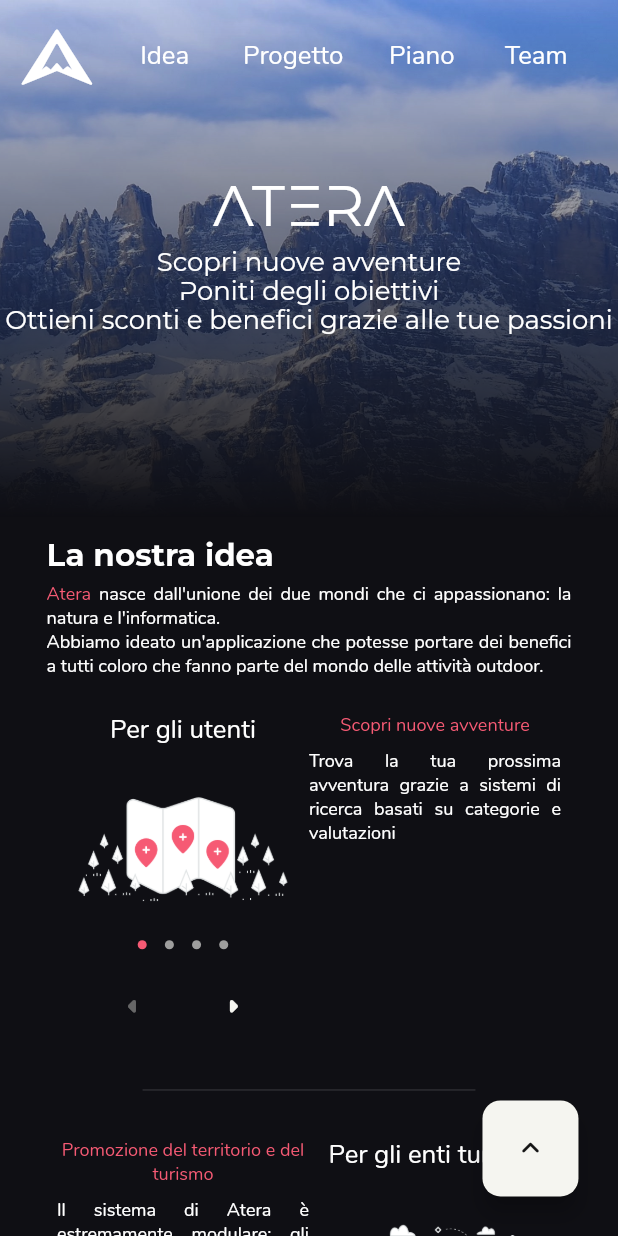
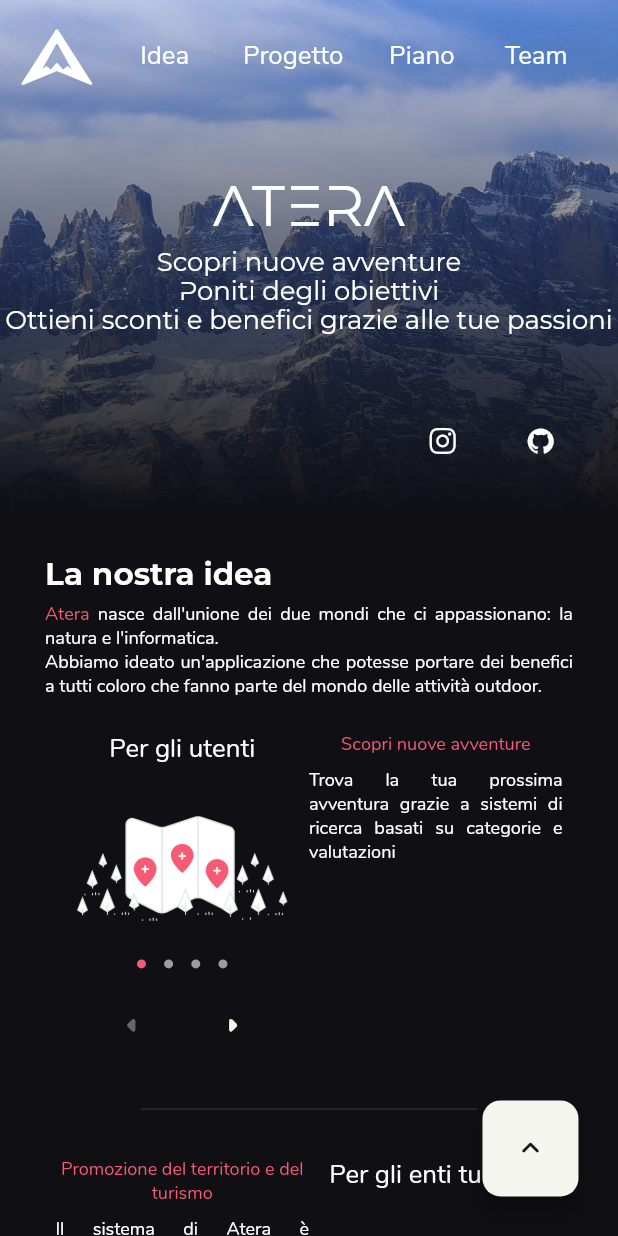
Before and after one commit to Ateraworld/atera_website, a Flutter app: the screen it shows after launch, on a phone screen of 412 x 824 dp. Run offline on Flutter 3.47's test engine with Material 2 defaults, Android fonts, the phone set to English and light mode, and no system bars; drawn by our look-alikes of carousel_slider, smooth_page_indicator; our stand-ins replace equatable, lottie, video_player; missing offline and left inert: dart:html; project files that could hold a hidden picture were left out.

Commit message:
Social links

```diff
--- a/lib/src/home.dart
+++ b/lib/src/home.dart
@@ -1,3 +1,5 @@
+import "dart:html";
+
 import "package:atera_website/src/common/layout.dart";
 import "package:atera_website/src/icons/atera_icons.dart";
 import "package:atera_website/src/widgets/info_carousel.dart";
@@ -5,8 +7,10 @@ import "package:atera_website/src/widgets/member_avatar.dart";
 import "package:atera_website/src/widgets/responsive.dart";
 import "package:atera_website/src/widgets/responsive_text.dart";
 import "package:atera_website/src/widgets/roadmap.dart";
+import "package:atera_website/src/widgets/scalable_icon_button.dart";
 import "package:atera_website/src/widgets/sectional_page.dart";
 import "package:flutter/material.dart";
+import "package:url_launcher/url_launcher.dart";
 import "package:video_player/video_player.dart";
 
 class HomePage extends StatefulWidget {
@@ -27,6 +31,7 @@ class _HomePageState extends State<HomePage> {
     await _controller.initialize();
     Future.delayed(const Duration(seconds: 4), () {
       _controller.setLooping(true);
+      _controller.setVolume(0);
       _controller.play();
     });
     setState(() => _initiated = true);
@@ -87,6 +92,32 @@ class _HomePageState extends State<HomePage> {
               ),
             ),
             titleStackAlignWidgets: [
+              Align(
+                alignment: Alignment.bottomRight,
+                child: Padding(
+                  padding: EdgeInsets.all(dimensionFromSizeFactor(context, 16)),
+                  child: Wrap(
+                    spacing: dimensionFromSizeFactor(context, 10),
+                    alignment: WrapAlignment.end,
+                    children: [
+                      ScalableIconButton(
+                        onPressed: () async {
+                          await launchUrl(Uri.parse("https://instagram.com/atera.world?igshid=ZDdkNTZiNTM="));
+                        },
+                        icon: AteraIcons.instagram,
+                        size: dimensionFromSizeFactor(context, 10),
+                      ),
+                      ScalableIconButton(
+                        onPressed: () async {
+                          await launchUrl(Uri.parse("https://github.com/Ateraverse"));
+                        },
+                        icon: AteraIcons.github,
+                        size: dimensionFromSizeFactor(context, 10),
+                      ),
+                    ],
+                  ),
+                ),
+              ),
               Align(
                 alignment: Alignment.center,
                 child: Column(
@@ -205,8 +236,6 @@ class _HomePageState extends State<HomePage> {
     return Container(
       color: Theme.of(context).colorScheme.background,
       width: screenSize.width,
-      child: Padding(
-        padding: EdgeInsets.all(dimensionFromSizeFactor(context, 10)),
       child: Column(
         crossAxisAlignment: CrossAxisAlignment.stretch,
         children: [
@@ -298,7 +327,6 @@ class _HomePageState extends State<HomePage> {
             )
         ],
       ),
-      ),
     );
   }
 
@@ -307,8 +335,6 @@ class _HomePageState extends State<HomePage> {
     return Container(
       color: Theme.of(context).colorScheme.background,
       width: screenSize.width,
-      child: Padding(
-        padding: EdgeInsets.all(dimensionFromSizeFactor(context, 10)),
       child: Column(
         crossAxisAlignment: CrossAxisAlignment.stretch,
         children: [
@@ -425,7 +451,6 @@ class _HomePageState extends State<HomePage> {
           ),
         ],
       ),
-      ),
     );
   }
 
@@ -434,8 +459,6 @@ class _HomePageState extends State<HomePage> {
     return Container(
       color: Theme.of(context).colorScheme.background,
       width: screenSize.width,
-      child: Padding(
-        padding: EdgeInsets.all(dimensionFromSizeFactor(context, 8)),
       child: Column(
         crossAxisAlignment: CrossAxisAlignment.stretch,
         children: [
@@ -545,7 +568,6 @@ class _HomePageState extends State<HomePage> {
           const Responsive(sizeFactor: 32)
         ],
       ),
-      ),
     );
   }
 
@@ -554,8 +576,6 @@ class _HomePageState extends State<HomePage> {
     return Container(
       color: Theme.of(context).colorScheme.background,
       width: screenSize.width,
-      child: Padding(
-        padding: EdgeInsets.all(dimensionFromSizeFactor(context, 10)),
       child: Column(
         crossAxisAlignment: CrossAxisAlignment.start,
         children: [
@@ -655,7 +675,6 @@ class _HomePageState extends State<HomePage> {
           ),
         ],
       ),
-      ),
     );
   }
 }
--- a/lib/src/icons/atera_icons.dart
+++ b/lib/src/icons/atera_icons.dart
@@ -7,4 +7,6 @@ class AteraIcons {
   static const String? _kFontPkg = null;
 
   static const IconData logo = IconData(0xe800, fontFamily: _kFontFam, fontPackage: _kFontPkg);
+  static const IconData github = IconData(0xe801, fontFamily: _kFontFam, fontPackage: _kFontPkg);
+  static const IconData instagram = IconData(0xe802, fontFamily: _kFontFam, fontPackage: _kFontPkg);
 }
--- a/lib/src/widgets/member_avatar.dart
+++ b/lib/src/widgets/member_avatar.dart
@@ -3,6 +3,7 @@ import "package:atera_website/src/widgets/fade_page_route.dart";
 import "package:atera_website/src/widgets/fullscreen_image.dart";
 import "package:atera_website/src/widgets/responsive.dart";
 import "package:atera_website/src/widgets/responsive_text.dart";
+import "package:atera_website/src/widgets/scalable.dart";
 import "package:atera_website/src/widgets/tappable.dart";
 import "package:flutter/material.dart";
 
@@ -33,7 +34,6 @@ class _MemberAvatarState extends State<MemberAvatar> with SingleTickerProviderSt
     super.initState();
   }
 
-  double _scale = 1;
   @override
   Widget build(BuildContext context) {
     precacheImage(AssetImage(widget.imageUrl), context);
@@ -41,13 +41,9 @@ class _MemberAvatarState extends State<MemberAvatar> with SingleTickerProviderSt
       children: [
         ResponsiveText(widget.name, sizeFactor: sizeFactorFromCategory(TextCategory.header)),
         const Responsive(sizeFactor: 6),
-        MouseRegion(
-          onEnter: (event) => setState(() => _scale = 1.075),
-          onExit: (event) => setState(() => _scale = 1),
-          child: AnimatedScale(
-            duration: const Duration(milliseconds: 250),
+        Scalable(
+          durationMs: 250,
           curve: Curves.fastOutSlowIn,
-            scale: _scale,
           child: Tappable(
             heroTag: widget.imageUrl,
             borderRadius: BorderRadius.circular(150),
@@ -74,7 +70,6 @@ class _MemberAvatarState extends State<MemberAvatar> with SingleTickerProviderSt
             ),
           ),
         ),
-        ),
         const Responsive(sizeFactor: 4),
         Opacity(
           opacity: 0.6,
--- /dev/null
+++ b/lib/src/widgets/scalable.dart
@@ -0,0 +1,35 @@
+import "package:flutter/material.dart";
+
+class Scalable extends StatefulWidget {
+  const Scalable({
+    super.key,
+    required this.child,
+    this.durationMs = 200,
+    this.curve = Curves.fastOutSlowIn,
+    this.factor = 0.075,
+  });
+  final double factor;
+  final Curve curve;
+  final int durationMs;
+  final Widget child;
+
+  @override
+  State<Scalable> createState() => _ScalableState();
+}
+
+class _ScalableState extends State<Scalable> {
+  double _scale = 1;
+  @override
+  Widget build(BuildContext context) {
+    return MouseRegion(
+      onEnter: (event) => setState(() => _scale = 1 + widget.factor),
+      onExit: (event) => setState(() => _scale = 1),
+      child: AnimatedScale(
+        scale: _scale,
+        curve: widget.curve,
+        duration: Duration(milliseconds: widget.durationMs),
+        child: widget.child,
+      ),
+    );
+  }
+}
--- /dev/null
+++ b/lib/src/widgets/scalable_icon_button.dart
@@ -0,0 +1,27 @@
+import "package:atera_website/src/common/layout.dart";
+import "package:atera_website/src/widgets/scalable.dart";
+import "package:flutter/material.dart";
+
+class ScalableIconButton extends StatelessWidget {
+  const ScalableIconButton({
+    super.key,
+    required this.icon,
+    this.onPressed,
+    this.size,
+  });
+  final double? size;
+  final IconData icon;
+  final VoidCallback? onPressed;
+
+  @override
+  Widget build(BuildContext context) {
+    return Scalable(
+      factor: 0.125,
+      child: IconButton(
+        iconSize: size ?? dimensionFromSizeFactor(context, 20),
+        icon: Icon(icon),
+        onPressed: onPressed ?? () {},
+      ),
+    );
+  }
+}
--- a/lib/src/widgets/sectional_page.dart
+++ b/lib/src/widgets/sectional_page.dart
@@ -120,12 +120,13 @@ class _SectionalPageState extends State<SectionalPage> {
           crossAxisAlignment: CrossAxisAlignment.stretch,
           children: [
             _buildBanner(),
-            ...List.generate(
+            Padding(
+              padding: EdgeInsets.all(dimensionFromSizeFactor(context, 12, scaleConst: 0.05, scalePow: 0.65)),
+              child: Column(
+                children: List.generate(
                   widget.sections.length,
                   (index) {
-                return Padding(
-                  padding: EdgeInsets.symmetric(horizontal: dimensionFromSizeFactor(context, 8)),
-                  child: ChildSizeNotifier(
+                    return ChildSizeNotifier(
                       builder: (context, size, child) {
                         _sectionsHeight[index] = size;
                         if (index < widget.sections.length - 1 && widget.sectionSeparator != null) {
@@ -136,9 +137,10 @@ class _SectionalPageState extends State<SectionalPage> {
                           return widget.sections.elementAt(index);
                         }
                       },
-                  ),
                     );
                   },
+                ),
+              ),
             ),
             if (widget.footer != null)
               ChildSizeNotifier(
--- a/pubspec.yaml
+++ b/pubspec.yaml
@@ -42,6 +42,7 @@ dependencies:
     smooth_page_indicator: ^1.0.0+2
     collection: ^1.17.0
     video_player: ^2.5.1
+    url_launcher: ^6.1.9
 
 dev_dependencies:
     flutter_test:
```
Also changed, not shown: assets/fonts/AteraIconsFont.ttf, assets/images/github.png (added), assets/images/instagram.png (added), pubspec.lock. Lines whose indentation alone changed are shown as unchanged.
